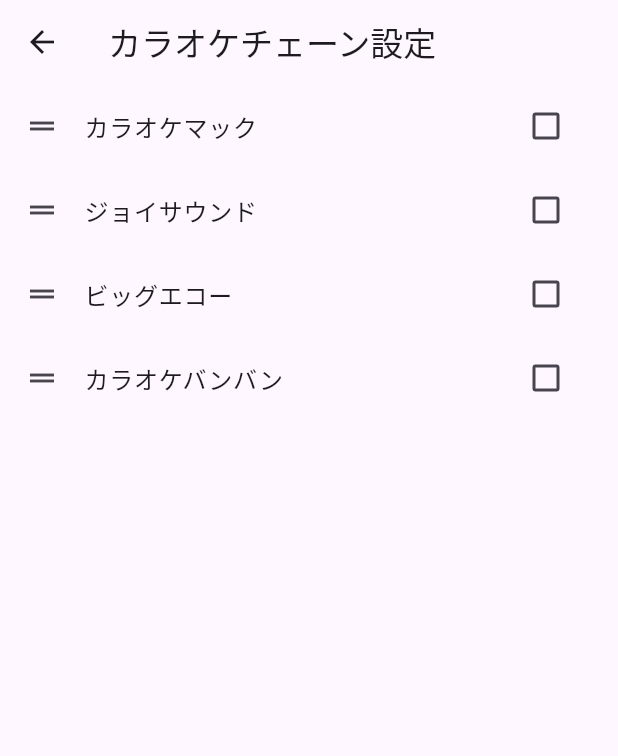
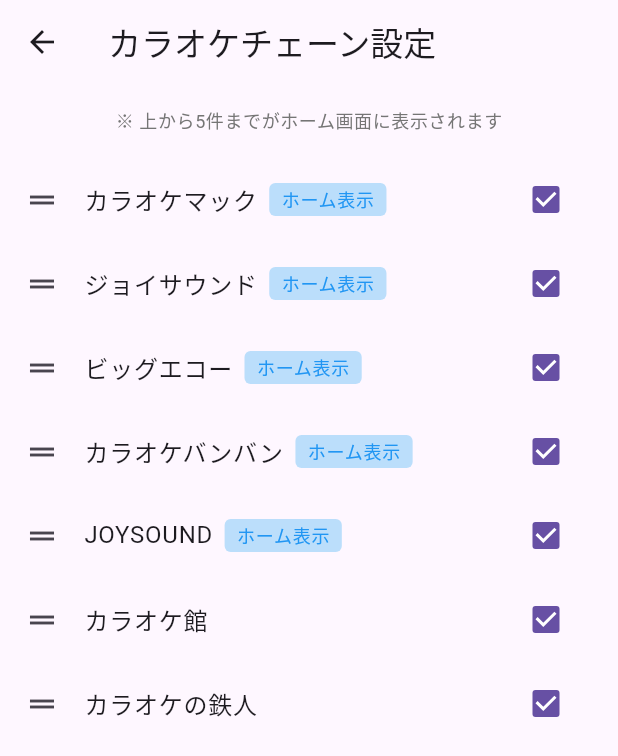
Before and after one commit to KakizakiHayate/karaoke-map, a Flutter app: the screen it shows after launch, after a tap on "すべて表示", on a phone screen of 412 x 824 dp. Shown: the top 756 px of the screen. Run offline on Flutter 3.47's test engine with Material 3 defaults, Android fonts, the phone set to English and light mode, and no system bars; our stand-ins replace google_maps_flutter.

Commit message:
ホーム画面に表示できるチェーン店を制限した

```diff
--- a/lib/home/screens/karaoke_chain_settings_screen.dart
+++ b/lib/home/screens/karaoke_chain_settings_screen.dart
@@ -18,6 +18,7 @@ class _KaraokeChainSettingsScreenState
     extends State<KaraokeChainSettingsScreen> {
   late List<MapEntry<String, bool>> _chainSettings;
   bool _hasChanges = false;
+  static const int _maxVisibleOnHome = 5;
 
   @override
   void initState() {
@@ -42,7 +43,19 @@ class _KaraokeChainSettingsScreenState
             ),
         ],
       ),
-      body: ReorderableListView.builder(
+      body: Column(
+        children: [
+          Padding(
+            padding: const EdgeInsets.all(16.0),
+            child: Text(
+              '※ 上から$_maxVisibleOnHome件までがホーム画面に表示されます',
+              style: Theme.of(context).textTheme.bodySmall?.copyWith(
+                    color: Colors.grey[600],
+                  ),
+            ),
+          ),
+          Expanded(
+            child: ReorderableListView.builder(
               itemCount: _chainSettings.length,
               onReorderStart: (_) {
                 HapticFeedback.mediumImpact();
@@ -62,7 +75,32 @@ class _KaraokeChainSettingsScreenState
                 return ListTile(
                   key: Key(chain.key),
                   leading: const Icon(Icons.drag_handle),
-            title: Text(chain.key),
+                  title: Row(
+                    children: [
+                      Text(chain.key),
+                      if (index < _maxVisibleOnHome)
+                        Padding(
+                          padding: const EdgeInsets.only(left: 8.0),
+                          child: Container(
+                            padding: const EdgeInsets.symmetric(
+                              horizontal: 8,
+                              vertical: 2,
+                            ),
+                            decoration: BoxDecoration(
+                              color: Colors.blue[100],
+                              borderRadius: BorderRadius.circular(4),
+                            ),
+                            child: const Text(
+                              'ホーム表示',
+                              style: TextStyle(
+                                fontSize: 12,
+                                color: Colors.blue,
+                              ),
+                            ),
+                          ),
+                        ),
+                    ],
+                  ),
                   trailing: Checkbox(
                     value: chain.value,
                     onChanged: (bool? value) {
@@ -77,6 +115,9 @@ class _KaraokeChainSettingsScreenState
                 );
               },
             ),
+          ),
+        ],
+      ),
     );
   }
 }
--- a/lib/home/widgets/search_header_widget.dart
+++ b/lib/home/widgets/search_header_widget.dart
@@ -13,14 +13,22 @@ class _SearchHeaderWidgetState extends State<SearchHeaderWidget> {
   final List<String> _radiusOptions = ['300', '500', '1000', '2000'];
 
   final Map<String, bool> _selectedChains = {
-    'カラオケマック': false,
-    'ジョイサウンド': false,
-    'ビッグエコー': false,
-    'カラオケバンバン': false,
+    'カラオケマック': true,
+    'ジョイサウンド': true,
+    'ビッグエコー': true,
+    'カラオケバンバン': true,
+    'JOYSOUND': true,
+    'カラオケ館': true,
+    'カラオケの鉄人': true,
   };
+
+  static const int _maxVisibleChains = 5;
 
   @override
   Widget build(BuildContext context) {
+    // 最初の5つのチェーン店のみを表示
+    final visibleChains = _selectedChains.entries.take(_maxVisibleChains);
+
     return Container(
       color: Colors.white,
       child: Padding(
@@ -82,15 +90,15 @@ class _SearchHeaderWidgetState extends State<SearchHeaderWidget> {
                   child: SingleChildScrollView(
                     scrollDirection: Axis.horizontal,
                     child: Row(
-                      children: _selectedChains.keys.map((chain) {
+                      children: visibleChains.map((entry) {
                         return Padding(
                           padding: const EdgeInsets.only(right: 8),
                           child: FilterChip(
-                            label: Text(chain),
-                            selected: _selectedChains[chain]!,
+                            label: Text(entry.key),
+                            selected: entry.value,
                             onSelected: (bool selected) {
                               setState(() {
-                                _selectedChains[chain] = selected;
+                                _selectedChains[entry.key] = selected;
                               });
                             },
                           ),
```
Lines whose indentation alone changed are shown as unchanged.
